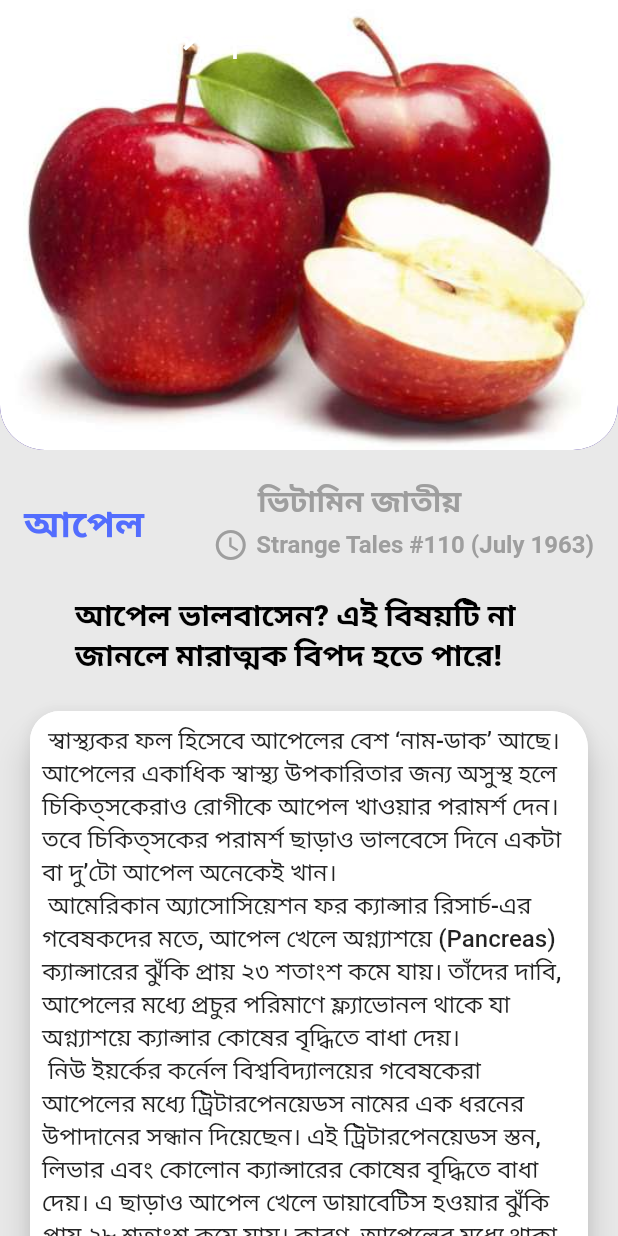
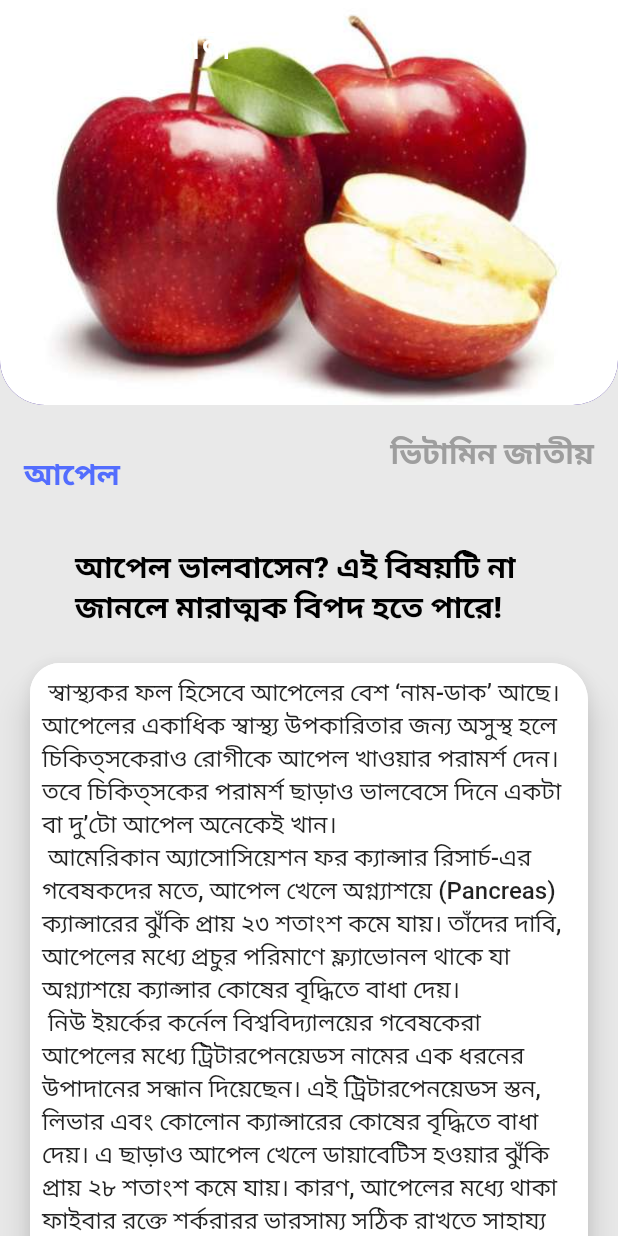
Before and after one commit to imam875/HealthCare, a Flutter app: the screen it shows after launch, after a tap on "আপেল", on a phone screen of 412 x 824 dp. Run offline on Flutter 3.47's test engine with Material 2 defaults, Android fonts, the phone set to English and light mode, and no system bars; our stand-ins replace carousel_slider.

Commit message:
Bug fixed

```diff
--- a/lib/dashboard.dart
+++ b/lib/dashboard.dart
@@ -100,7 +100,7 @@ class _DashBoardState extends State<DashBoard> {
                                         children: [
                                           Container(
                                             height: 130,
-                                            width: MediaQuery.of(context).size.width,
+                                            width: MediaQuery.of(context).size.width*.8,
                                             child: ClipRRect(
                                               child: Image.asset(
                                                 Hossen[index].image.toString(),
@@ -112,21 +112,21 @@ class _DashBoardState extends State<DashBoard> {
                                           ),
                                           Padding(
                                             padding: const EdgeInsets.only(
-                                                left: 8.0, top: 5),
+                                                left: 5.0, top: 5),
                                             child: Text(
                                                 Hossen[index].name.toString(),
                                                 textAlign: TextAlign.left,
                                                 style: const TextStyle(
-                                                    fontSize: 18,
+                                                    fontSize: 14,
                                                     fontWeight: FontWeight.bold)),
                                           ),
                                           Padding(
                                             padding:
-                                                const EdgeInsets.only(left: 8.0),
+                                                const EdgeInsets.only(left: 5.0),
                                             child: Text(
                                               Hossen[index].category.toString(),
                                               style:
-                                                  const TextStyle(fontSize: 16),
+                                                  const TextStyle(fontSize: 14),
                                             ),
                                           ),
                                         ],
--- a/lib/fooddetails.dart
+++ b/lib/fooddetails.dart
@@ -27,12 +27,12 @@ class _DashBoardState extends State<FoodDetails> {
       body: CustomScrollView(
         slivers: <Widget>[
           SliverAppBar(
-            title: Text(widget.name,style :TextStyle(fontSize: 30),),
+            title: Text(widget.name,style :TextStyle(fontSize: 28),),
             pinned: true,
             snap: true,
             floating: true,
             backgroundColor: const Color(0xFF200087),
-            expandedHeight: 300,
+            expandedHeight: 270,
             shape: const RoundedRectangleBorder(
                 borderRadius: BorderRadius.only(bottomLeft: Radius.circular(30), bottomRight: Radius.circular(30))),
             flexibleSpace: FlexibleSpaceBar(
@@ -51,14 +51,14 @@ class _DashBoardState extends State<FoodDetails> {
             delegate: SliverChildListDelegate(
               [
                 const SizedBox(
-                  height: 20,
+                  height: 18,
                 ),
                 ListTile(
                   title:  Text(
                     widget.name,
                     style: TextStyle(
                       fontWeight: FontWeight.w800,
-                      fontSize: 25,
+                      fontSize: 20,
                       color: Colors.indigoAccent,
                     ),
                   ),
@@ -70,7 +70,7 @@ class _DashBoardState extends State<FoodDetails> {
                         mainAxisSize: MainAxisSize.min,
                         children: <Widget>[
                           SizedBox(
-                            width: 30,
+                            width: 26,
                           ),
                           Text(
                             widget.category,
@@ -84,25 +84,7 @@ class _DashBoardState extends State<FoodDetails> {
                       const SizedBox(
                         height: 4,
                       ),
-                      Row(
-                        mainAxisSize: MainAxisSize.min,
-                        children: const <Widget>[
-                          Icon(
-                            Icons.access_time,
-                            color: Colors.grey,
-                          ),
-                          SizedBox(
-                            width: 5,
-                          ),
-                          Text(
-                            "Strange Tales #110 (July 1963)",
-                            style: TextStyle(
-                                color: Colors.grey,
-                                fontWeight: FontWeight.w600,
-                                fontSize: 16),
-                          )
-                        ],
-                      ),
+
                     ],
                   ),
                 ),
--- a/lib/model/privacy_policy.dart
+++ b/lib/model/privacy_policy.dart
@@ -15,7 +15,7 @@ class _PrivacyPolicyState extends State<PrivacyPolicy> {
     return Scaffold(
       backgroundColor: Colors.grey,
       appBar: AppBar(
-        title: Center(child: Text("Privacy Policy",style: TextStyle(fontSize: 35, fontWeight: FontWeight.bold),)),
+        title: Center(child: Text("Privacy Policy",style: TextStyle(fontSize: 30, fontWeight: FontWeight.bold),)),
         backgroundColor: Colors.blueAccent,
       ),
       body: ListView(
--- a/lib/model/terms&conditions.dart
+++ b/lib/model/terms&conditions.dart
@@ -13,7 +13,7 @@ class _TermsConditionsState extends State<TermsConditions> {
     return Scaffold(
       backgroundColor: Colors.grey,
       appBar: AppBar(
-        title: Center(child: Text("Terms and Conditions",style: TextStyle(fontSize: 35, fontWeight: FontWeight.bold),)),
+        title: Center(child: Text("Terms and Conditions",style: TextStyle(fontSize: 26, fontWeight: FontWeight.bold),)),
         backgroundColor: Colors.blueAccent,
       ),
       body: ListView(
```
Also changed, not shown: lib/model/about_us.dart (+10 -7 lines).
